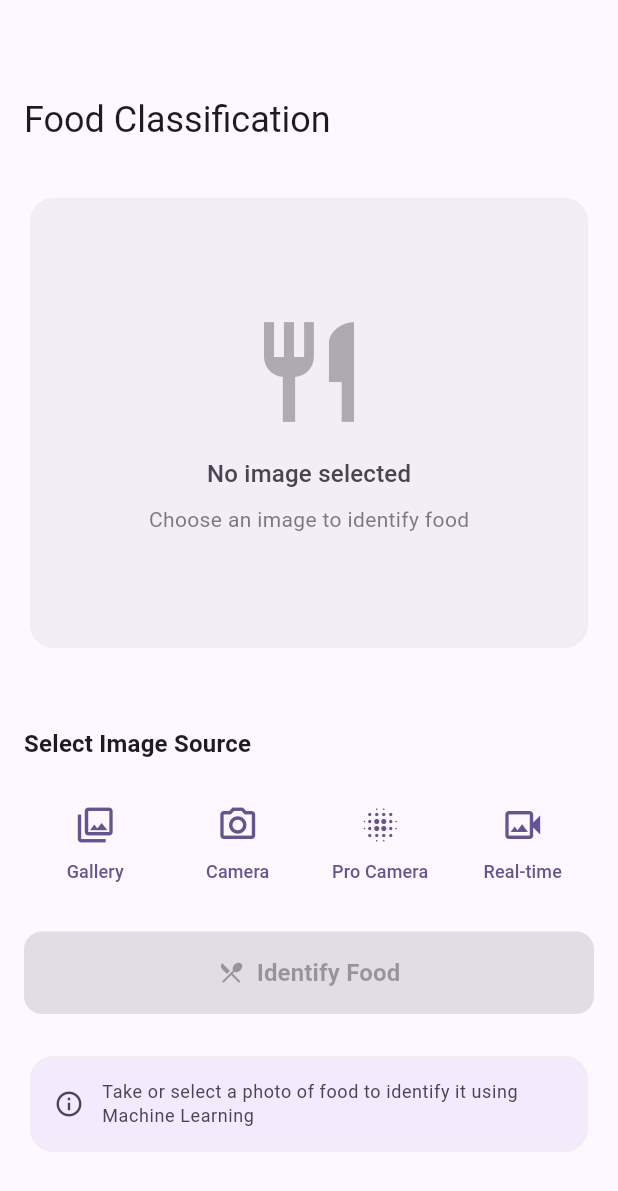
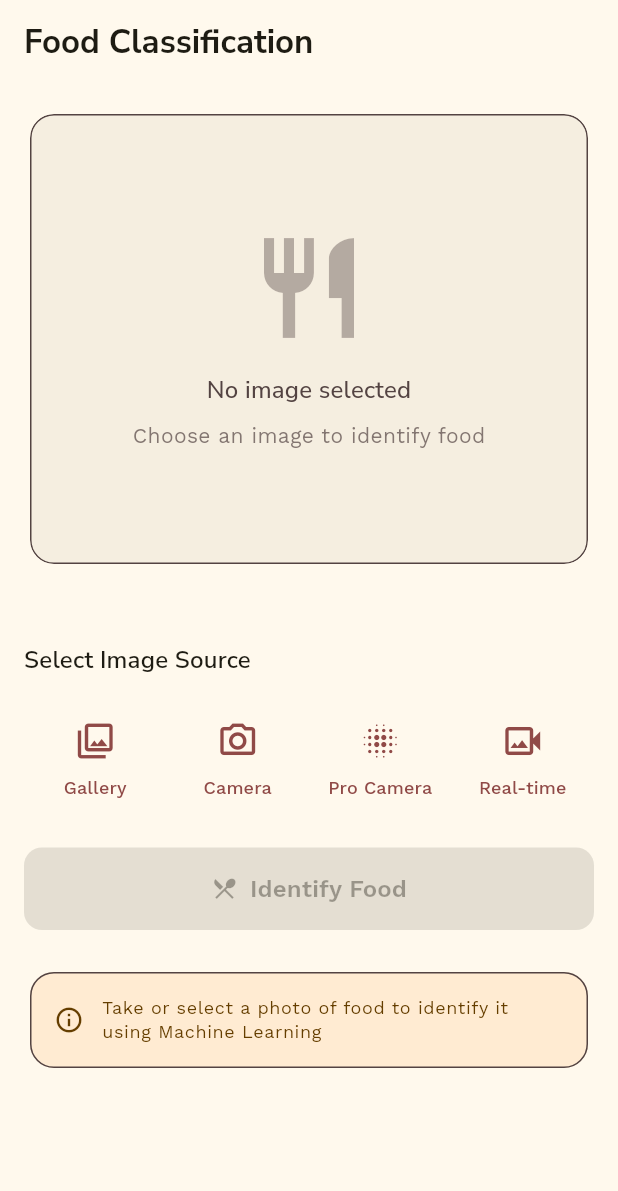
Before and after one commit to waffiqaziz/foodfo, a Flutter app: the screen it shows after launch, on a phone screen of 412 x 824 dp. Shown: the top 1191 px of the screen. Run offline on Flutter 3.47's test engine with Material 3 defaults, Android fonts, the phone set to English and light mode, and no system bars; our stand-ins replace camera, google_fonts, image_cropper, image_picker, logger; missing offline and left inert: tflite_flutter.

Commit message:
feat(ui): improvement on color, themes, and ui

```diff
--- a/lib/app_root.dart
+++ b/lib/app_root.dart
@@ -2,8 +2,9 @@ import 'package:flutter/material.dart';
 import 'package:food_fo/controller/food_detail_provider.dart';
 import 'package:food_fo/controller/home_provider.dart';
 import 'package:food_fo/controller/image_classification_provider.dart';
+import 'package:food_fo/theme/theme.dart';
+import 'package:food_fo/theme/util.dart';
 import 'package:food_fo/service/image_classification_service.dart';
-import 'package:food_fo/theme/app_theme.dart';
 import 'package:food_fo/ui/home/home_screen.dart';
 import 'package:provider/provider.dart';
 
@@ -12,6 +13,9 @@ class AppRoot extends StatelessWidget {
 
   @override
   Widget build(BuildContext context) {
+    TextTheme textTheme = createTextTheme(context, "Work Sans", "Nunito Sans");
+    MaterialTheme theme = MaterialTheme(textTheme);
+
     return MultiProvider(
       providers: [
         Provider(create: (_) => ImageClassificationService()),
@@ -28,8 +32,8 @@ class AppRoot extends StatelessWidget {
       ],
       child: MaterialApp(
         title: 'FoodFo',
-        theme: AppTheme.lightTheme(),
-        darkTheme: AppTheme.darkTheme(),
+        theme: theme.light(),
+        darkTheme: theme.dark(),
         themeMode: ThemeMode.system,
         home: const HomeScreen(),
       ),
--- a/lib/theme/app_theme.dart
+++ /dev/null
@@ -1,54 +0,0 @@
-import 'package:flutter/material.dart';
-
-class AppTheme {
-  static lightTheme() {
-    return ThemeData(
-      useMaterial3: true,
-      colorScheme: ColorScheme.fromSeed(
-        seedColor: const Color(0xFF6750A4),
-        brightness: Brightness.light,
-      ),
-      cardTheme: CardThemeData(
-        elevation: 0,
-        shape: RoundedRectangleBorder(
-          borderRadius: BorderRadius.circular(16),
-          side: BorderSide(color: Colors.grey.shade200, width: 1),
-        ),
-      ),
-      elevatedButtonTheme: ElevatedButtonThemeData(
-        style: ElevatedButton.styleFrom(
-          elevation: 0,
-          padding: const EdgeInsets.symmetric(horizontal: 24, vertical: 12),
-          shape: RoundedRectangleBorder(
-            borderRadius: BorderRadius.circular(12),
-          ),
-        ),
-      ),
-      filledButtonTheme: FilledButtonThemeData(
-        style: FilledButton.styleFrom(
-          padding: const EdgeInsets.symmetric(vertical: 16),
-          shape: RoundedRectangleBorder(
-            borderRadius: BorderRadius.circular(12),
-          ),
-        ),
-      ),
-    );
-  }
-
-  static darkTheme() {
-    return ThemeData(
-      useMaterial3: true,
-      colorScheme: ColorScheme.fromSeed(
-        seedColor: const Color(0xFF6750A4),
-        brightness: Brightness.dark,
-      ),
-      cardTheme: CardThemeData(
-        elevation: 0,
-        shape: RoundedRectangleBorder(
-          borderRadius: BorderRadius.circular(16),
-          side: BorderSide(color: Colors.grey.shade800, width: 1),
-        ),
-      ),
-    );
-  }
-}
--- /dev/null
+++ b/lib/theme/crop_image_theme.dart
@@ -0,0 +1,39 @@
+import 'package:flutter/material.dart';
+
+class CropImageTheme {
+  final Color toolbarColor;
+  final Color toolbarWidgetColor;
+  final Color backgroundColor;
+  final Color activeControlsColor;
+  final Color cropFrameColor;
+  final Color cropGridColor;
+  final Color dimmedLayerColor;
+  final bool statusBarLight;
+
+  const CropImageTheme({
+    required this.toolbarColor,
+    required this.toolbarWidgetColor,
+    required this.backgroundColor,
+    required this.activeControlsColor,
+    required this.cropFrameColor,
+    required this.cropGridColor,
+    required this.dimmedLayerColor,
+    required this.statusBarLight,
+  });
+
+  factory CropImageTheme.fromColorScheme(
+    ColorScheme colorScheme,
+    Brightness brightness,
+  ) {
+    return CropImageTheme(
+      toolbarColor: colorScheme.primary,
+      toolbarWidgetColor: colorScheme.onPrimary,
+      backgroundColor: colorScheme.surface,
+      activeControlsColor: colorScheme.primary,
+      cropFrameColor: colorScheme.primary,
+      cropGridColor: colorScheme.onSurface.withValues(alpha: 0.3),
+      dimmedLayerColor: colorScheme.surface.withValues(alpha: 0.8),
+      statusBarLight: brightness == Brightness.dark,
+    );
+  }
+}
--- /dev/null
+++ b/lib/theme/theme.dart
@@ -0,0 +1,149 @@
+import "package:flutter/material.dart";
+
+class MaterialTheme {
+  final TextTheme textTheme;
+
+  const MaterialTheme(this.textTheme);
+
+  static ColorScheme lightScheme() {
+    return const ColorScheme(
+      brightness: Brightness.light,
+      primary: Color(0xff904a47),
+      surfaceTint: Color(0xff904a47),
+      onPrimary: Color(0xffffffff),
+      primaryContainer: Color(0xffffdad7),
+      onPrimaryContainer: Color(0xff733331),
+      secondary: Color(0xff815512),
+      onSecondary: Color(0xffffffff),
+      secondaryContainer: Color(0xffffddb7),
+      onSecondaryContainer: Color(0xff653e00),
+      tertiary: Color(0xff765a0b),
+      onTertiary: Color(0xffffffff),
+      tertiaryContainer: Color(0xffffdf9a),
+      onTertiaryContainer: Color(0xff5a4300),
+      error: Color(0xff904a43),
+      onError: Color(0xffffffff),
+      errorContainer: Color(0xffffdad6),
+      onErrorContainer: Color(0xff73332d),
+      surface: Color(0xfffff9ed),
+      onSurface: Color(0xff1e1c13),
+      onSurfaceVariant: Color(0xff534342),
+      outline: Color(0xff857371),
+      outlineVariant: Color(0xffd8c2c0),
+      shadow: Color(0xff000000),
+      scrim: Color(0xff000000),
+      inverseSurface: Color(0xff333027),
+      inversePrimary: Color(0xffffb3af),
+      primaryFixed: Color(0xffffdad7),
+      onPrimaryFixed: Color(0xff3b080a),
+      primaryFixedDim: Color(0xffffb3af),
+      onPrimaryFixedVariant: Color(0xff733331),
+      secondaryFixed: Color(0xffffddb7),
+      onSecondaryFixed: Color(0xff2a1700),
+      secondaryFixedDim: Color(0xfff7bb70),
+      onSecondaryFixedVariant: Color(0xff653e00),
+      tertiaryFixed: Color(0xffffdf9a),
+      onTertiaryFixed: Color(0xff251a00),
+      tertiaryFixedDim: Color(0xffe7c26c),
+      onTertiaryFixedVariant: Color(0xff5a4300),
+      surfaceDim: Color(0xffe0d9cc),
+      surfaceBright: Color(0xfffff9ed),
+      surfaceContainerLowest: Color(0xffffffff),
+      surfaceContainerLow: Color(0xfffaf3e5),
+      surfaceContainer: Color(0xfff4eddf),
+      surfaceContainerHigh: Color(0xffeee8da),
+      surfaceContainerHighest: Color(0xffe8e2d4),
+    );
+  }
+
+  ThemeData light() {
+    return theme(lightScheme());
+  }
+
+  static ColorScheme darkScheme() {
+    return const ColorScheme(
+      brightness: Brightness.dark,
+      primary: Color(0xffffb3af),
+      surfaceTint: Color(0xffffb3af),
+      onPrimary: Color(0xff571d1d),
+      primaryContainer: Color(0xff733331),
+      onPrimaryContainer: Color(0xffffdad7),
+      secondary: Color(0xfff7bb70),
+      onSecondary: Color(0xff462a00),
+      secondaryContainer: Color(0xff653e00),
+      onSecondaryContainer: Color(0xffffddb7),
+      tertiary: Color(0xffe7c26c),
+      onTertiary: Color(0xff3f2e00),
+      tertiaryContainer: Color(0xff5a4300),
+      onTertiaryContainer: Color(0xffffdf9a),
+      error: Color(0xffffb4ab),
+      onError: Color(0xff561e19),
+      errorContainer: Color(0xff73332d),
+      onErrorContainer: Color(0xffffdad6),
+      surface: Color(0xff15130b),
+      onSurface: Color(0xffe8e2d4),
+      onSurfaceVariant: Color(0xffd8c2c0),
+      outline: Color(0xffa08c8b),
+      outlineVariant: Color(0xff534342),
+      shadow: Color(0xff000000),
+      scrim: Color(0xff000000),
+      inverseSurface: Color(0xffe8e2d4),
+      inversePrimary: Color(0xff904a47),
+      primaryFixed: Color(0xffffdad7),
+      onPrimaryFixed: Color(0xff3b080a),
+      primaryFixedDim: Color(0xffffb3af),
+      onPrimaryFixedVariant: Color(0xff733331),
+      secondaryFixed: Color(0xffffddb7),
+      onSecondaryFixed: Color(0xff2a1700),
+      secondaryFixedDim: Color(0xfff7bb70),
+      onSecondaryFixedVariant: Color(0xff653e00),
+      tertiaryFixed: Color(0xffffdf9a),
+      onTertiaryFixed: Color(0xff251a00),
+      tertiaryFixedDim: Color(0xffe7c26c),
+      onTertiaryFixedVariant: Color(0xff5a4300),
+      surfaceDim: Color(0xff15130b),
+      surfaceBright: Color(0xff3c3930),
+      surfaceContainerLowest: Color(0xff100e07),
+      surfaceContainerLow: Color(0xff1e1c13),
+      surfaceContainer: Color(0xff222017),
+      surfaceContainerHigh: Color(0xff2c2a21),
+      surfaceContainerHighest: Color(0xff37352b),
+    );
+  }
+
+  ThemeData dark() {
+    return theme(darkScheme());
+  }
+
+  ThemeData theme(ColorScheme colorScheme) => ThemeData(
+    useMaterial3: true,
+    brightness: colorScheme.brightness,
+    colorScheme: colorScheme,
+    textTheme: textTheme.apply(
+      bodyColor: colorScheme.onSurface,
+      displayColor: colorScheme.onSurface,
+    ),
+    scaffoldBackgroundColor: colorScheme.surface,
+    canvasColor: colorScheme.surface,
+    cardTheme: CardThemeData(
+      elevation: 0,
+      shape: RoundedRectangleBorder(
+        borderRadius: BorderRadius.circular(16),
+        side: BorderSide(color: colorScheme.onSurfaceVariant, width: 1),
+      ),
+    ),
+    elevatedButtonTheme: ElevatedButtonThemeData(
+      style: ElevatedButton.styleFrom(
+        elevation: 0,
+        padding: const EdgeInsets.symmetric(horizontal: 24, vertical: 12),
+        shape: RoundedRectangleBorder(borderRadius: BorderRadius.circular(12)),
+      ),
+    ),
+    filledButtonTheme: FilledButtonThemeData(
+      style: FilledButton.styleFrom(
+        padding: const EdgeInsets.symmetric(vertical: 16),
+        shape: RoundedRectangleBorder(borderRadius: BorderRadius.circular(12)),
+      ),
+    ),
+  );
+}
--- /dev/null
+++ b/lib/theme/util.dart
@@ -0,0 +1,27 @@
+import 'package:flutter/material.dart';
+import 'package:google_fonts/google_fonts.dart';
+
+TextTheme createTextTheme(
+  BuildContext context,
+  String bodyFontString,
+  String displayFontString,
+) {
+  TextTheme baseTextTheme = Theme.of(context).textTheme;
+  TextTheme bodyTextTheme = GoogleFonts.getTextTheme(
+    bodyFontString,
+    baseTextTheme,
+  );
+  TextTheme displayTextTheme = GoogleFonts.getTextTheme(
+    displayFontString,
+    baseTextTheme,
+  );
+  TextTheme textTheme = displayTextTheme.copyWith(
+    bodyLarge: bodyTextTheme.bodyLarge,
+    bodyMedium: bodyTextTheme.bodyMedium,
+    bodySmall: bodyTextTheme.bodySmall,
+    labelLarge: bodyTextTheme.labelLarge,
+    labelMedium: bodyTextTheme.labelMedium,
+    labelSmall: bodyTextTheme.labelSmall,
+  );
+  return textTheme;
+}
--- a/lib/ui/detail/detail_body.dart
+++ b/lib/ui/detail/detail_body.dart
@@ -31,7 +31,7 @@ class DetailBody extends StatelessWidget {
                     ? const EdgeInsetsDirectional.only(
                         start: 56,
                         end: 56,
-                        bottom: 18,
+                        bottom: 20,
                       )
                     : const EdgeInsetsDirectional.only(
                         start: 16,
@@ -41,7 +41,9 @@ class DetailBody extends StatelessWidget {
                 title: Text(
                   meal.name,
                   style: TextStyle(
-                    color: isCollapsed ? Colors.black : Colors.white,
+                    color: isCollapsed
+                        ? Theme.of(context).colorScheme.onSurface
+                        : Colors.white,
                     fontWeight: FontWeight.bold,
                     shadows: isCollapsed
                         ? []
--- a/lib/ui/home/home_screen.dart
+++ b/lib/ui/home/home_screen.dart
@@ -1,5 +1,6 @@
 import 'package:flutter/material.dart';
 import 'package:food_fo/controller/home_provider.dart';
+import 'package:food_fo/theme/crop_image_theme.dart';
 import 'package:food_fo/ui/home/food_results_card.dart';
 import 'package:food_fo/ui/home/image_preview_card.dart';
 import 'package:food_fo/ui/home/image_source_button.dart';
@@ -11,11 +12,20 @@ class HomeScreen extends StatelessWidget {
 
   @override
   Widget build(BuildContext context) {
+    final theme = Theme.of(context);
+    final cropTheme = CropImageTheme.fromColorScheme(
+      theme.colorScheme,
+      theme.brightness,
+    );
+
     return Scaffold(
       body: CustomScrollView(
         slivers: [
-          SliverAppBar.medium(
-            title: const Text('Food Classification'),
+          SliverAppBar(
+            title: Text(
+              'Food Classification',
+              style: TextStyle(fontWeight: FontWeight.bold),
+            ),
             floating: false,
             pinned: true,
           ),
@@ -63,16 +73,18 @@ class HomeScreen extends StatelessWidget {
                         child: ImageSourceButton(
                           icon: Icons.photo_library_outlined,
                           label: 'Gallery',
-                          onPressed: () =>
-                              context.read<HomeProvider>().openGallery(),
+                          onPressed: () => context
+                              .read<HomeProvider>()
+                              .openGallery(cropTheme),
                         ),
                       ),
                       Expanded(
                         child: ImageSourceButton(
                           icon: Icons.camera_alt_outlined,
                           label: 'Camera',
-                          onPressed: () =>
-                              context.read<HomeProvider>().openCamera(),
+                          onPressed: () => context
+                              .read<HomeProvider>()
+                              .openCamera(cropTheme),
                         ),
                       ),
                       Expanded(
@@ -81,7 +93,7 @@ class HomeScreen extends StatelessWidget {
                           label: 'Pro Camera',
                           onPressed: () => context
                               .read<HomeProvider>()
-                              .openCustomCamera(context),
+                              .openCustomCamera(context, cropTheme),
                         ),
                       ),
                       Expanded(
--- a/pubspec.yaml
+++ b/pubspec.yaml
@@ -24,6 +24,7 @@ dependencies:
   logger: ^2.6.2
 
   flutter_native_splash: ^2.4.7
+  google_fonts: ^6.3.2
 
 dev_dependencies:
   flutter_test:
```
Also changed, not shown: lib/controller/home_provider.dart (+20 -15 lines), lib/ui/home/food_results_card.dart (+6 -2 lines).
